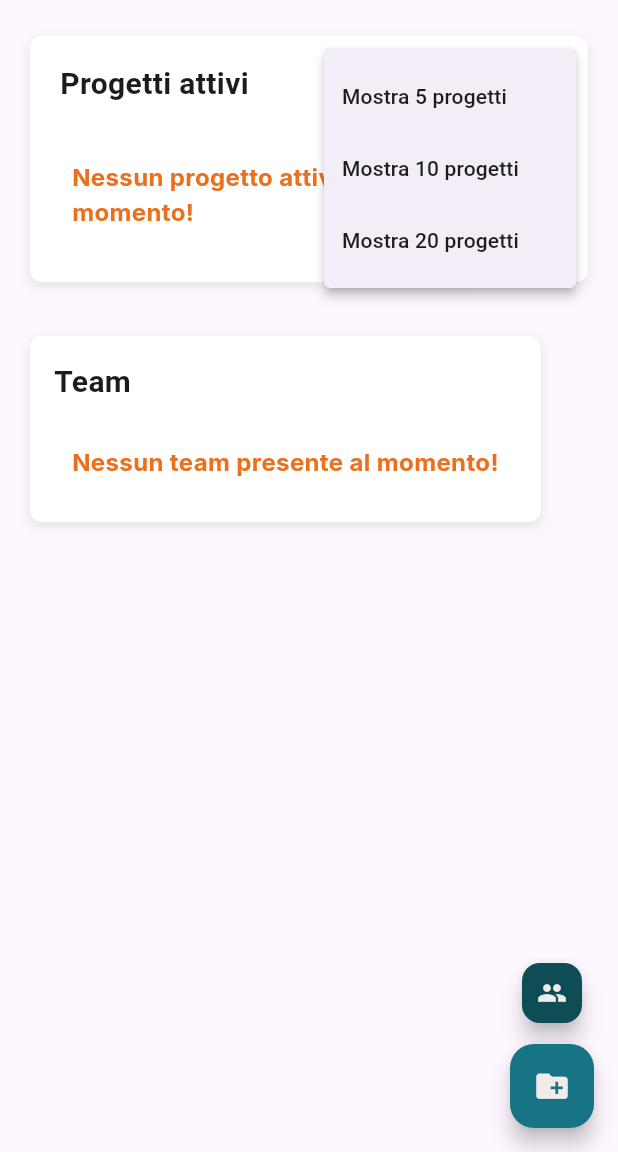
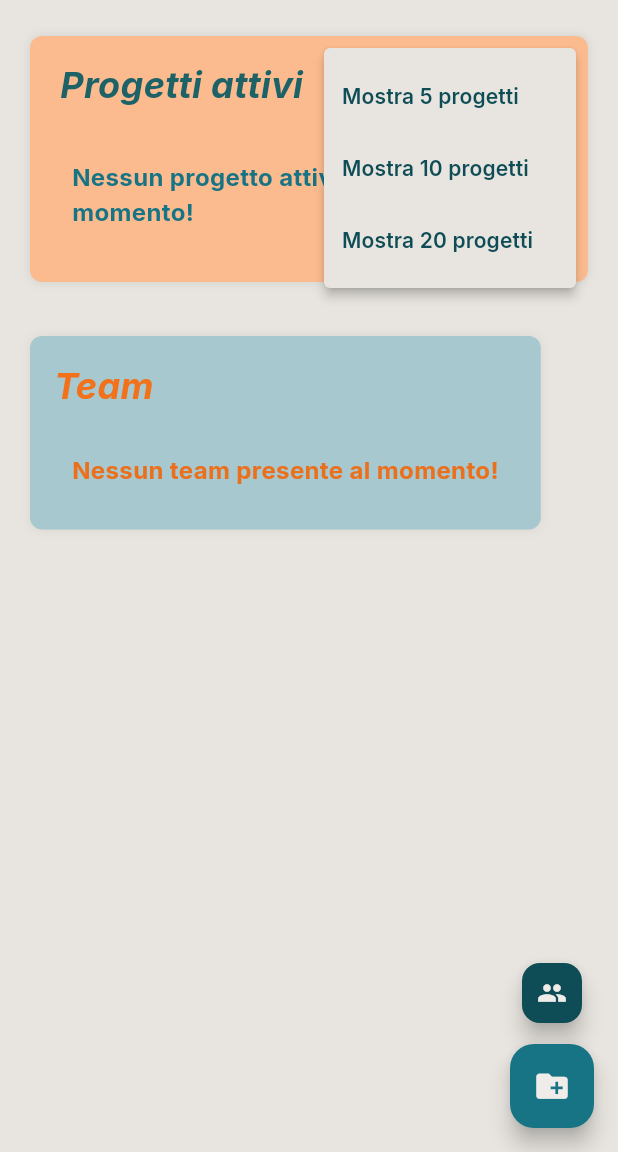
Before and after one commit to apiantonio/OneTask, a Flutter app: the screen it shows after launch, after a tap on the "more vert" icon, on a phone screen of 412 x 824 dp, the part 84-1236 px from its top. Run offline on Flutter 3.47's test engine with Material 3 defaults, Android fonts, the light colour scheme and no system bars; our stand-ins replace fl_chart, google_fonts, shared_preferences, sqflite; accounts and stored records are empty.

Commit message:
modificato stile e aggiunti commenti sezione dashboard

```diff
--- a/lib/main.dart
+++ b/lib/main.dart
@@ -29,6 +29,7 @@ class OTDashboard extends StatelessWidget {
         appBar: OTAppBar(), // appbar dell'app OneTask
         drawer: OTDrawer(), // drawer dell'app
         body: DashboardView(), // view della dashboard
+        backgroundColor: Color(0XFFE8E5E0),
         floatingActionButton: FloatingActionButtonsDashboard(), // pulsanti floating per nuovo team e nuovo progetto
       ),
     );
--- a/lib/screens/dashboard_view.dart
+++ b/lib/screens/dashboard_view.dart
@@ -12,9 +12,12 @@ class DashboardView extends StatelessWidget {
 
   @override
   Widget build(BuildContext context) {
+    //la paggina è contenuta interamente in un componente scrollabile
     return const SingleChildScrollView(
       child: Padding(
         padding: EdgeInsets.symmetric(horizontal: 20, vertical: 16),
+        //è possibile immaginare la schermata in sottosezioni: una sezione relativa ai progetti, un sizedbox,
+        //ed una relativa ai team
         child: Column(
           crossAxisAlignment: CrossAxisAlignment.start, // Allinea a sinistra, di default è centrale
           children: [
@@ -37,6 +40,7 @@ class ViewDasboardProjects extends StatefulWidget {
 }
 
 class _ViewDasboardProjectsState extends State<ViewDasboardProjects> {
+  //numero di progetti visualizzati di default
   int _numProgettiVisualizzati = 5;
 
   @override
@@ -71,61 +75,97 @@ class _ViewDasboardProjectsState extends State<ViewDasboardProjects> {
         if(snapshot.connectionState == ConnectionState.waiting) {
           return const CircularProgressIndicator();
         } else if (snapshot.hasError){
-          print('Errore caricamento progetti dal db: ${snapshot.error}');
+          //print('Errore caricamento progetti dal db: ${snapshot.error}');
           return const Text('Errore caricamento progetti dal db');
         } else {
           // team composti da più utenti
           List<Progetto> projects = snapshot.data ?? [];
 
+          //si tratta del container che contiene tutti i progetti
           return Container(
             padding: const EdgeInsets.all(8.0),
             margin: const EdgeInsets.symmetric(vertical: 8.0),
             decoration: BoxDecoration(
-              color: Colors.white,
-              borderRadius: BorderRadius.circular(8.0),
+              color: const Color.fromARGB(255, 252, 187, 143),
+              borderRadius: BorderRadius.circular(8.0),   //per far in modo che il container abbia i bordi arrotondati
               boxShadow: [
                 BoxShadow(
-                  color: Colors.grey.withOpacity(0.2),
-                  spreadRadius: 1,
-                  blurRadius: 5,
-                  offset: const Offset(0, 3),
+                  color: Colors.grey.withOpacity(0.3),
+                  blurRadius: 5,    //quanto deve essere sfocato il bordo
                 ),
               ],
             ),
             child: Column(
               children: [
-                Row( // riga che contiene il titolo 'Progetti' e il menu a tre puntini
+                Row(
                   mainAxisAlignment: MainAxisAlignment.spaceBetween,
                   children: [
-                    const Padding(
-                      padding: EdgeInsets.fromLTRB(12.0, 0, 0, 0),
+                    //nel widget padding abbiamo il testo 'Progetti attivi'
+                    Padding(
+                      //in questo modo setto un padding solo dal bordo sinistro
+                      padding: const EdgeInsets.fromLTRB(12.0, 0, 0, 0),
                       child: Text(
                         'Progetti attivi',
-                        style: TextStyle(fontSize: 20, fontWeight: FontWeight.bold),
+                        style: GoogleFonts.inter(
+                          fontSize: 24,
+                          fontWeight: FontWeight.bold,
+                          fontStyle: FontStyle.italic,
+                          color:const Color.fromARGB(255, 28, 98, 103),
+                        ),
                       ),
                     ),
+                    //in questa riga invece abbiamo il valore corrispondente al numero di progetti
+                    //visualizzati al momento e il menu a 3 pallini per cambiare la scelta
                     Row(
                       children: [
                         Text(
                           '$_numProgettiVisualizzati',
-                          style: const TextStyle(fontSize: 18, fontWeight: FontWeight.w700),
+                          style: GoogleFonts.inter(
+                            fontSize: 18,
+                            fontWeight: FontWeight.w700,
+                            color:const Color.fromARGB(255, 28, 98, 103),
+                          ),
                         ),
+                        //questo popmenu button è costituito da 3 item per impostare quanti
+                        //progetti visualizzare nella sezione apposita della
                         PopupMenuButton<int>(
+                          color: const Color(0XFFE8E5E0),   //in questo modo posso cambiare il colore del menu a tendina
                           onSelected: (value) {
                             _updateNumPreference(value);
                           },
                           itemBuilder: (context) => [
-                            const PopupMenuItem(
+                            PopupMenuItem(
                               value: 5,
-                              child: Text('Mostra 5 progetti'),
+                              child: Text(
+                                'Mostra 5 progetti',
+                                style: GoogleFonts.inter(
+                                  fontSize: 14,
+                                  color: const Color(0XFF0E4C56),
+                                  fontWeight: FontWeight.w600,
+                                ),
+                              ),
                             ),
-                            const PopupMenuItem(
+                            PopupMenuItem(
                               value: 10,
-                              child: Text('Mostra 10 progetti'),
+                              child: Text(
+                                'Mostra 10 progetti',
+                                style: GoogleFonts.inter(
+                                  fontSize: 14,
+                                  color: const Color(0XFF0E4C56),
+                                  fontWeight: FontWeight.w600,
+                                ),
+                              ),
                             ),
-                            const PopupMenuItem(
+                            PopupMenuItem(
                               value: 20,
-                              child: Text('Mostra 20 progetti'),
+                              child: Text(
+                                'Mostra 20 progetti',
+                                style: GoogleFonts.inter(
+                                  fontSize: 14,
+                                  color: const Color(0XFF0E4C56),
+                                  fontWeight: FontWeight.w600,
+                                ),
+                              ),
                             ),
                           ],
                         ),
@@ -133,8 +173,10 @@ class _ViewDasboardProjectsState extends State<ViewDasboardProjects> {
                     ),
                   ],
                 ),
+                //con il codice seguente abbiamo gestito la condizione in cui non ci siano progetti registrati nel db
                 projects.isEmpty
-                  ? SizedBox( // box che contiene una lista orizzontale di widget che contengono i progetti
+                  ? SizedBox(
+                    //nel caso in cui non ci siano progetti un messaggio di testo avvisa di ciò
                     height: 100,
                     child: Padding(
                       padding: const EdgeInsets.all(20.0),
@@ -144,12 +186,13 @@ class _ViewDasboardProjectsState extends State<ViewDasboardProjects> {
                           style: GoogleFonts.inter(
                               fontSize: 16,
                               fontWeight: FontWeight.bold,
-                              color: const Color(0XFFEB701D),
+                              color: const Color(0Xff167485),
                             ),
                           ),
                         ),
                       )
                     )
+                  //in caso contrario vengono visualizzati i progetti
                   : SizedBox(
                     height: 280,
                     child: ListView.builder( // se ci sono progetti mostra una lista orizzontale
@@ -162,7 +205,7 @@ class _ViewDasboardProjectsState extends State<ViewDasboardProjects> {
                           width: 300, // Larghezza fissa per ogni elemento, regola secondo necessità
                           padding: const EdgeInsets.all(8.0),
                           margin: const EdgeInsets.symmetric(horizontal: 8.0), // Spazio tra gli elementi
-                          child: ProjectDashboardWidget(progetto: project)
+                          child: ProjectDashboardWidget(progetto: project),
                         );
                       }
                     ),
@@ -195,66 +238,81 @@ class _ProjectDashboardWidgetState extends State<ProjectDashboardWidget> {
 
   @override
   Widget build(BuildContext context) {
-
     return FutureBuilder(
       future: DatabaseHelper.instance.getTasksByProject(widget.progetto.nome),
       builder: (context, snapshot) {
         if (snapshot.connectionState == ConnectionState.waiting) {
           return const Center(child: CircularProgressIndicator());
         } else if (snapshot.hasError) {
-          return const Center(child: Text('Errore nel caricamento info delle task del progetto'));
+          return Center(child: Text(
+            'Errore nel caricamento info delle task del progetto',
+            style: GoogleFonts.inter(
+              fontSize: 16,
+            ),
+          ));
         } else {
-
+          //per ciascun progetto attivo, inserisci nella lista di tasks solo quelli che non risultano ancora completati
           List<Task> tasks = snapshot.data?.where((task) => task.completato == false).toList() ?? [];
-
-          return InkWell( // utile per impostare funzioni in reazioni a gesture dell'utente (es: onTap)
+          //widget utile per impostare funzioni in reazioni a gesture dell'utente (es: onTap)
+          return InkWell(
             onTap: () => Navigator.push(
               context,
               MaterialPageRoute(builder: (context) => ViewProject(projectName: widget.progetto.nome)),
             ),
+            //quanto segue è il container che ospita il progetto
             child: Container(
               padding: const EdgeInsets.all(8.0),
               margin: const EdgeInsets.symmetric(vertical: 8.0),
               decoration: BoxDecoration(
-                color: Colors.white,
-                borderRadius: BorderRadius.circular(8.0),
+                color:const Color.fromARGB(255, 243, 243, 243),
+                borderRadius: BorderRadius.circular(8.0),     //per arrotondare i bordi
                 boxShadow: [
                   BoxShadow(
                     color: Colors.grey.withOpacity(0.2),
-                    spreadRadius: 1,
                     blurRadius: 5,
-                    offset: Offset(0, 3),
                   ),
                 ],
               ),
+              //all'interno del widget abbiamo una riga e un padding contenente
+              //a sua volta un widget creato ad hoc per visualizzare la lista di tasks del progetto
               child: Column(
                 crossAxisAlignment: CrossAxisAlignment.start,
                 children: [
                   Row(
+                    //nella riga (in cui abbiamo il titolo del progetto e la scadenza) i componenti vengono
+                    //distanziati usando la proprietà spaceBetween sull'asse principale - vale a dire quello orizzontale
                     mainAxisAlignment: MainAxisAlignment.spaceBetween,
                     children: [
                       Expanded(
                         child: Padding(
                           padding: const EdgeInsets.all(8.0),
+                          //inserendo il testo in un SingleChildScrollView si prevengono condizioni di overflow
                           child: SingleChildScrollView(
-                            scrollDirection: Axis.horizontal,
+                            scrollDirection: Axis.horizontal,   //il testo sarà scrollabile orizzontalmente
                             child: Text(
                               widget.progetto.nome,
-                              style: const TextStyle(
+                              style: GoogleFonts.inter(
                                 fontWeight: FontWeight.bold,
                                 fontSize: 20,
+                                color: const Color(0Xff167485),
                               ),
                             ),
                           ),
                         ),
                       ),
+                      //è stato usato un widget colonna in modo tale da visualizzare in alto
+                      //l'icona del calendario e in basso la data della scadenza
                       Column(
                         children: [
-                          const Icon(Icons.calendar_month, size: 20),
+                          const Icon(
+                            Icons.calendar_month,
+                            size: 20,
+                            color:Color(0XFF0E4C56),
+                          ),
                           const SizedBox(height: 5),
                           Text(
                             widget.progetto.scadenza,
-                            style: const TextStyle(fontSize: 14),
+                            style: GoogleFonts.inter(fontSize: 13),
                           ),
                         ],
                       ),
@@ -273,6 +331,7 @@ class _ProjectDashboardWidgetState extends State<ProjectDashboardWidget> {
     );
   }
 
+  //al click sul task viene chiamata la funzione del db per cambiare lo stato del task
   void _changeStateTask(Task task) {
     setState(() {
       DatabaseHelper.instance.toggleStateTask(task);
@@ -280,6 +339,7 @@ class _ProjectDashboardWidgetState extends State<ProjectDashboardWidget> {
   }
 }
 
+//è il widget che si occupa della visualizzazione delle task non completate del progetto
 class DashboardTasks extends StatelessWidget {
   const DashboardTasks({super.key, required this.tasks, required this.onTapTask});
 
@@ -294,7 +354,7 @@ class DashboardTasks extends StatelessWidget {
       height: 170, // Altezza fissa per la lista dei task
       child: Scrollbar(
         controller: scrollController, // controller dello scroll che deve essere associato anche a SingleChildScrollView
-        thumbVisibility: true,
+        thumbVisibility: true,    //per rendere sempre visibile la scrollbar
         child: SingleChildScrollView(
           controller: scrollController,
           child: Column(
@@ -305,12 +365,15 @@ class DashboardTasks extends StatelessWidget {
                   padding: const EdgeInsets.symmetric(vertical: 4.0), // spazio verticale tra i tasks
                   child: Row(
                     children: [
-                      task.completato ? const Icon(Icons.check_box, size: 24) : const Icon(Icons.check_box_outline_blank, size: 24),
+                      task.completato ? const Icon(Icons.check_box, size: 24, color: Color(0XFF0E4C56)) : const Icon(Icons.check_box_outline_blank, size: 24, color: Color(0XFF0E4C56)),
                       const SizedBox(width: 10), // spazio orizzontale tra l'icona e il testo
-                      Expanded( // necessario per rendere il testo fexible in modo che non causi oveflow
+                      // necessario per rendere il testo flexible in modo che non causi oveflow
+                      Expanded(
                         child: Text(
                           task.attivita,
-                          style: TextStyle(fontSize: 16),
+                          style: GoogleFonts.inter(
+                            fontSize: 16
+                          ),
                         ),
                       ),
                     ],
--- a/lib/widgets/view_dashboard_team.dart
+++ b/lib/widgets/view_dashboard_team.dart
@@ -3,6 +3,7 @@ import 'package:OneTask/widgets/team_dashboard_widget.dart';
 import 'package:flutter/material.dart';
 import 'package:google_fonts/google_fonts.dart';
 
+//rappresenta la sezione della dashboard che ti permette di visualizzare i team
 class ViewDashboardTeam extends StatelessWidget {
   const ViewDashboardTeam({super.key,});
 
@@ -14,38 +15,50 @@ class ViewDashboardTeam extends StatelessWidget {
         if(snapshot.connectionState == ConnectionState.waiting) {
           return const CircularProgressIndicator();
         } else if (snapshot.hasError){
-          return const Text('Errore caricamento team dal db');
+          return Text(
+            'Errore caricamento team dal db',
+            style: GoogleFonts.inter(
+              fontSize: 16,
+            ),
+          );
         } else {
           // team composti da più utenti
           List<String> teams = snapshot.data ?? [];
-
+          //rappresenta il container che circonda i 3 team più grandi
           return Container(
             padding: const EdgeInsets.all(8.0),
             margin: const EdgeInsets.symmetric(vertical: 8.0),
             decoration: BoxDecoration(
-              color: Colors.white,
+              color: const Color.fromARGB(255, 166, 200, 206),
               borderRadius: BorderRadius.circular(8.0),
               boxShadow: [
                 BoxShadow(
                   color: Colors.grey.withOpacity(0.2),
-                  spreadRadius: 1,
                   blurRadius: 5,
-                  offset: const Offset(0, 3),
                 ),
               ],
             ),
+            //in un widget Column vengono visualizzati il testo e i primi 3 team per dimensione
             child: Column(
               crossAxisAlignment: CrossAxisAlignment.start,
               children: [
-                const Padding(
-                  padding: EdgeInsets.all(8.0),
+                Padding(
+                  padding: const EdgeInsets.all(8.0),
                   child: Text(
                     'Team',
-                    style: TextStyle(fontSize: 20, fontWeight: FontWeight.bold),
+                    style: GoogleFonts.inter(
+                      fontSize: 24,
+                      fontWeight: FontWeight.bold,
+                      fontStyle: FontStyle.italic,
+                      color: const Color.fromARGB(255, 242, 113, 27),
+                    ),
                   ),
                 ),
+                //con questa condizione vengono visualizzati widget diversi a seconda che ci siano o meno
+                //team memorizzati nel db
                 teams.isEmpty
                   ? Padding(
+                    //se non ci sono team, segnaliamo la mancanza all'utente con un blocco di testo
                     padding: const EdgeInsets.all(20.0),
                     child: Text(
                         'Nessun team presente al momento!',
@@ -56,6 +69,7 @@ class ViewDashboardTeam extends StatelessWidget {
                         ),
                       ),
                   )
+                  //altrimenti in un listViewBuilder sono visualizzati i 3 team
                   : ListView.builder(
                     shrinkWrap: true,     //il listView si ridimensiona in base al contenuto, evita problemi di layout
                     itemCount: teams.length,
```
Also changed, not shown: lib/widgets/team_dashboard_widget.dart (+27 -8 lines).
